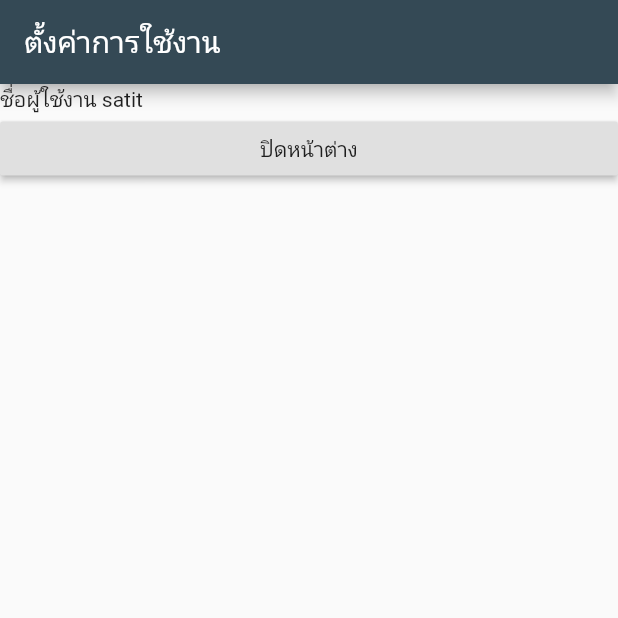
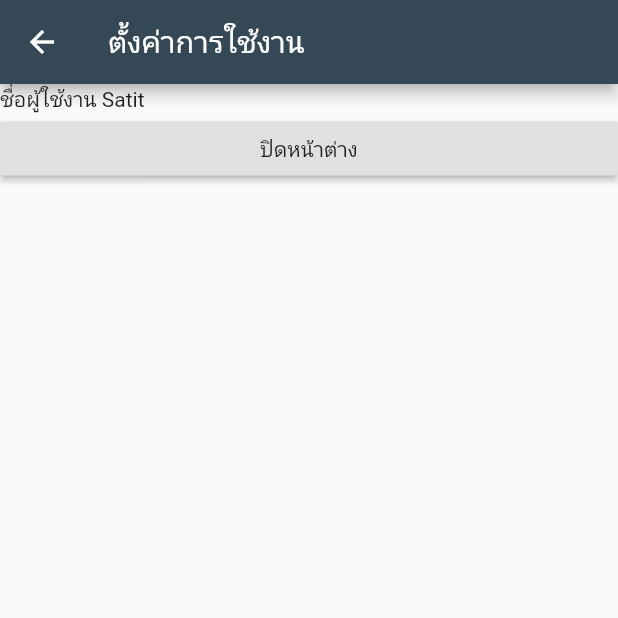
Before and after one commit to siteslave/sp-app, a Flutter app: the screen it shows after launch, after a tap on the "settings" icon, on a phone screen of 412 x 824 dp, the top half of it. Run offline on Flutter 3.47's test engine with Material 2 defaults, Android fonts, the phone set to English and light mode, and no system bars.

Commit message:
change parameter

```diff
--- a/lib/home.dart
+++ b/lib/home.dart
@@ -62,9 +62,11 @@ class _HomeState extends State<Home> {
               children: [
                 IconButton(
                     icon: Icon(Icons.settings, size: 32, color: Colors.white),
-                    onPressed: () {
-                      Navigator.of(context).push(
-                          MaterialPageRoute(builder: (context) => Setting(20, "satit")));
+                    onPressed: () async {
+                      var res = await Navigator.of(context).push(
+                          MaterialPageRoute(
+                              builder: (context) => Setting(userId: 20, username: 'Satit')));
+                      if (res != null) print('Callback data');
                     }),
                 IconButton(
                     icon: Icon(Icons.search, size: 32, color: Colors.white),
--- a/lib/setting.dart
+++ b/lib/setting.dart
@@ -4,7 +4,7 @@ class Setting extends StatefulWidget {
   final String username;
   final int userId;
 
-  Setting(this.userId, this.username);
+  Setting({@required this.userId, @required this.username});
 
   @override
   _SettingState createState() => _SettingState();
@@ -15,7 +15,7 @@ class _SettingState extends State<Setting> {
   Widget build(BuildContext context) {
     return Scaffold(
       appBar: AppBar(
-        automaticallyImplyLeading: false,
+        // automaticallyImplyLeading: false,
         title: Text('ตั้งค่าการใช้งาน'),
       ),
       body: ListView(
@@ -23,7 +23,7 @@ class _SettingState extends State<Setting> {
           Text("ชื่อผู้ใช้งาน ${widget.username}"),
           RaisedButton(
               onPressed: () {
-                Navigator.of(context).pop();
+                Navigator.of(context).pop(true);
               },
               child: Text('ปิดหน้าต่าง'))
         ],
```
